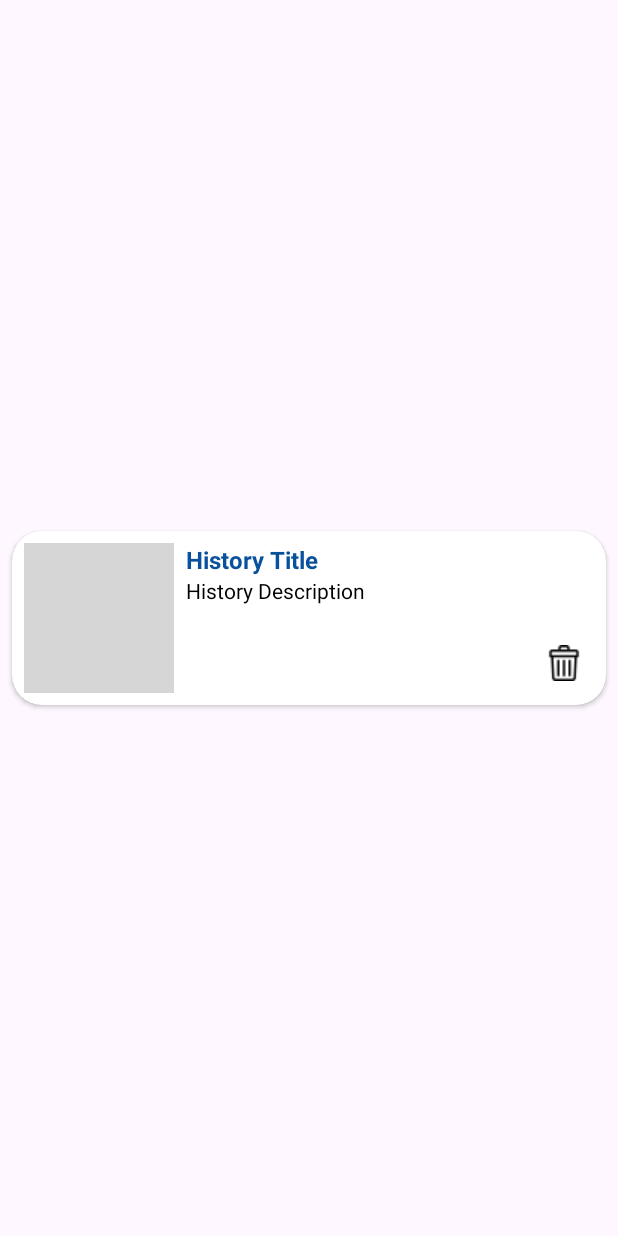
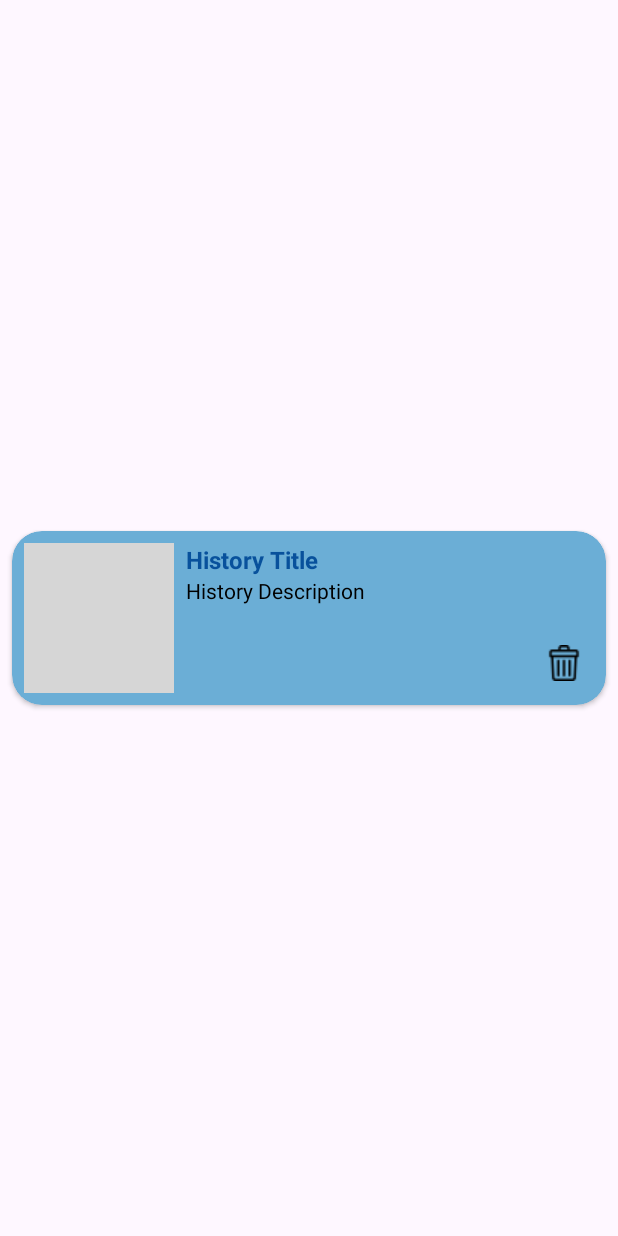
Before and after one commit to AyuJuliana/CAPSTONE-PROGRESS, an Android app: the layout item_history.xml on its own in the app's theme, with its tools: preview values and no code run, on a phone screen of 412 x 824 dp. Run offline under Robolectric (Android 15) with nearby library versions, the phone set to English and light mode, and no system bars; grey boxes are pictures that could not be loaded.

Commit message:
Update item_history.xml

```diff
--- a/MediSight/app/src/main/res/layout/item_history.xml
+++ b/MediSight/app/src/main/res/layout/item_history.xml
@@ -11,7 +11,7 @@
     android:layout_marginEnd="8dp"
     android:layout_marginBottom="4dp"
     app:cardCornerRadius="20dp"
-    app:cardBackgroundColor="@color/white">
+    app:cardBackgroundColor="@color/blue">
 
     <androidx.constraintlayout.widget.ConstraintLayout
         android:layout_width="match_parent"
```
